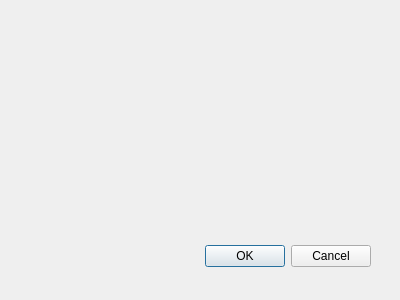
The window that libraries/qxrdlib/qxrdpilatusdialog.ui (guyjennings/qxrd) describes before a commit, drawn with Qt 5.
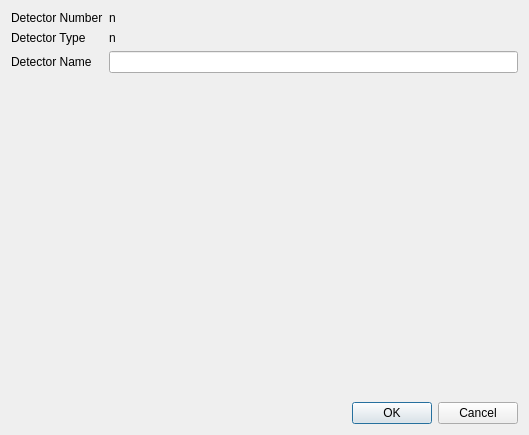
The same window after the commit.

Commit message: More work on detector config dialogs

What changed in the file:
```diff
--- a/libraries/qxrdlib/qxrdpilatusdialog.ui
+++ b/libraries/qxrdlib/qxrdpilatusdialog.ui
@@ -8,29 +8,76 @@
    <rect>
     <x>0</x>
     <y>0</y>
-    <width>400</width>
-    <height>300</height>
+    <width>529</width>
+    <height>435</height>
    </rect>
   </property>
   <property name="windowTitle">
    <string>Dialog</string>
   </property>
-  <widget class="QDialogButtonBox" name="buttonBox">
-   <property name="geometry">
-    <rect>
-     <x>30</x>
-     <y>240</y>
-     <width>341</width>
-     <height>32</height>
-    </rect>
-   </property>
-   <property name="orientation">
-    <enum>Qt::Horizontal</enum>
-   </property>
-   <property name="standardButtons">
-    <set>QDialogButtonBox::Cancel|QDialogButtonBox::Ok</set>
-   </property>
-  </widget>
+  <layout class="QGridLayout" name="gridLayout">
+   <item row="0" column="0">
+    <widget class="QLabel" name="label">
+     <property name="text">
+      <string>Detector Number</string>
+     </property>
+    </widget>
+   </item>
+   <item row="0" column="1">
+    <widget class="QLabel" name="m_DetectorNumber">
+     <property name="text">
+      <string>n</string>
+     </property>
+    </widget>
+   </item>
+   <item row="1" column="0">
+    <widget class="QLabel" name="label_2">
+     <property name="text">
+      <string>Detector Type</string>
+     </property>
+    </widget>
+   </item>
+   <item row="1" column="1">
+    <widget class="QLabel" name="m_DetectorType">
+     <property name="text">
+      <string>n</string>
+     </property>
+    </widget>
+   </item>
+   <item row="2" column="0">
+    <widget class="QLabel" name="label_3">
+     <property name="text">
+      <string>Detector Name</string>
+     </property>
+    </widget>
+   </item>
+   <item row="2" column="1">
+    <widget class="QLineEdit" name="m_DetectorName"/>
+   </item>
+   <item row="3" column="0" colspan="2">
+    <spacer name="verticalSpacer">
+     <property name="orientation">
+      <enum>Qt::Vertical</enum>
+     </property>
+     <property name="sizeHint" stdset="0">
+      <size>
+       <width>379</width>
+       <height>289</height>
+      </size>
+     </property>
+    </spacer>
+   </item>
+   <item row="4" column="0" colspan="2">
+    <widget class="QDialogButtonBox" name="buttonBox">
+     <property name="orientation">
+      <enum>Qt::Horizontal</enum>
+     </property>
+     <property name="standardButtons">
+      <set>QDialogButtonBox::Cancel|QDialogButtonBox::Ok</set>
+     </property>
+    </widget>
+   </item>
+  </layout>
  </widget>
  <pixmapfunction/>
  <resources/>
```
Left out of the diff: 5 changed lines with no effect on the pictures. The commit also changes 12 other files.
